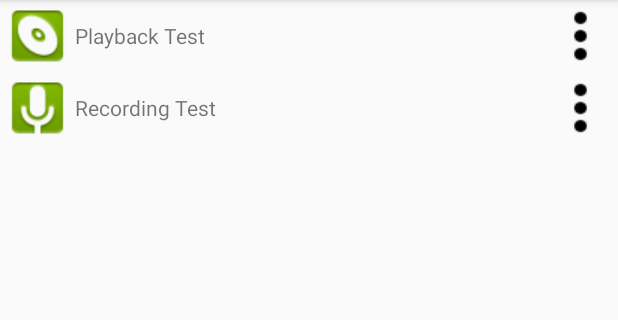
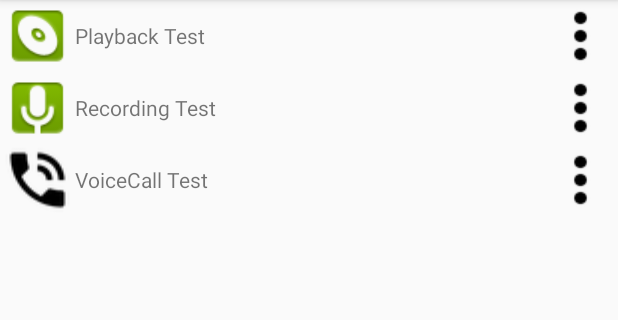
Before and after one commit to elevenxiang/MultimediaTestTool, an Android app: the screen it shows after launch (MainActivity), on a phone screen of 412 x 824 dp, the part 84-404 px from its top. Run offline under Robolectric (Android 15) with nearby library versions, the phone set to English and light mode, and no system bars.

Commit message:
implement playback test case & add voicecall framework

```diff
--- a/app/src/main/java/com/htc/eleven/multimediatesttool/MainActivity.java
+++ b/app/src/main/java/com/htc/eleven/multimediatesttool/MainActivity.java
@@ -53,8 +53,10 @@ public class MainActivity extends AppCompatActivity implements View.OnClickListe
 
         findViewById(R.id.PlaybackDetail).setOnClickListener(new DetailButtonClickListener());
         findViewById(R.id.RecordingDetail).setOnClickListener(new DetailButtonClickListener());
+        findViewById(R.id.VoiceCallDetail).setOnClickListener(new DetailButtonClickListener());
         findViewById(R.id.Playback_TestTitle).setOnClickListener(this);
         findViewById(R.id.RecordingTestTitle).setOnClickListener(this);
+        findViewById(R.id.VoiceCallTitle).setOnClickListener(this);
     }
 
     @Override
@@ -89,6 +91,11 @@ public class MainActivity extends AppCompatActivity implements View.OnClickListe
                 intent = new Intent(MainActivity.this,RecordingTestActivity.class);
                 startActivity(intent);
                 break;
+            case R.id.VoiceCallTitle:
+                intent = new Intent(MainActivity.this,VoiceCallTestActivity.class);
+                startActivity(intent);
+                break;
+
         }
 
     }
--- a/app/src/main/res/layout/activity_main.xml
+++ b/app/src/main/res/layout/activity_main.xml
@@ -67,6 +67,35 @@
                 android:background="@mipmap/detail"/>
         </LinearLayout>
 
+
+        <!-- VoiceCall test item layout -->
+        <LinearLayout
+            android:layout_width="match_parent"
+            android:layout_height="wrap_content"
+            android:orientation="horizontal"
+            android:id="@+id/voice_call_layout">
+
+            <ImageView
+                android:id="@+id/voice_call_icon"
+                android:layout_width="50dp"
+                android:layout_height="match_parent"
+                android:src="@mipmap/ic_settings_voice_calls" />
+
+            <TextView
+                android:layout_weight="1"
+                android:layout_width="match_parent"
+                android:layout_height="match_parent"
+                android:gravity="center_vertical"
+                android:id="@+id/VoiceCallTitle"
+                android:textAllCaps="false"
+                android:text="@string/voice_call_title"/>
+            <Button
+                android:layout_width="50dp"
+                android:layout_height="match_parent"
+                android:id="@+id/VoiceCallDetail"
+                android:background="@mipmap/detail"/>
+        </LinearLayout>
+
     </LinearLayout>
 
 </ScrollView>
--- a/app/src/main/res/values/strings.xml
+++ b/app/src/main/res/values/strings.xml
@@ -2,6 +2,7 @@
     <string name="app_name">MultimediaTestTool</string>
     <string name="playback_title">Playback Test</string>
     <string name="recording_title">Recording Test</string>
+    <string name="voice_call_title">VoiceCall Test</string>
     <string name="Detail">Detail</string>
     <string name="ClearResults">ClearResults</string>
 </resources>
```
Also changed, not shown: app/src/main/AndroidManifest.xml (+8 -4 lines), app/src/main/java/com/htc/eleven/multimediatesttool/PlaybackTestActivity.java (+106 -2 lines), app/src/main/java/com/htc/eleven/multimediatesttool/VoiceCallTestActivity.java (added, +13 -0 lines), app/src/main/res/layout/activity_playback_test.xml (+22 -0 lines), app/src/main/res/layout/activity_voice_call_test.xml (added, +9 -0 lines), app/src/main/res/mipmap-xxhdpi/app.jpg (added), 2 other files.
